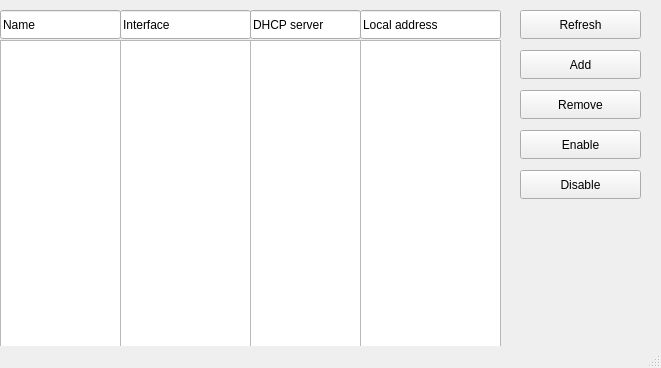
Before: the Qt Designer form loginGUI/dhcprelay.ui in adiosko/mikrotik, drawn with Qt 5.
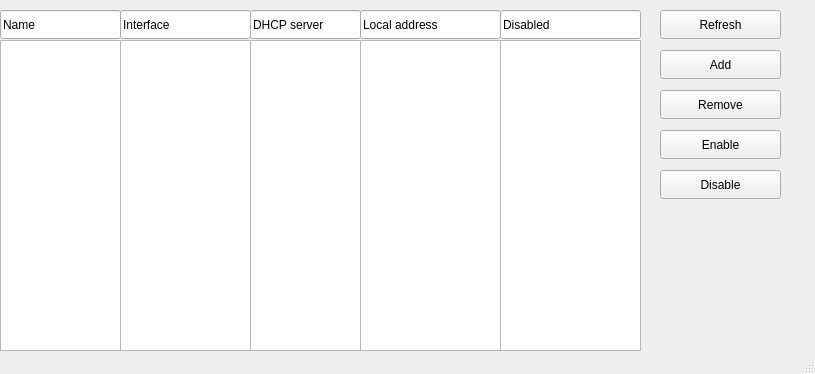
After: the same form once the commit is applied.

What changed in the file:
```diff
--- a/loginGUI/dhcprelay.ui
+++ b/loginGUI/dhcprelay.ui
@@ -6,8 +6,8 @@
    <rect>
     <x>0</x>
     <y>0</y>
-    <width>661</width>
-    <height>368</height>
+    <width>815</width>
+    <height>374</height>
    </rect>
   </property>
   <property name="windowTitle">
@@ -40,7 +40,7 @@
    <widget class="QPushButton" name="enableButton">
     <property name="geometry">
      <rect>
-      <x>520</x>
+      <x>660</x>
       <y>130</y>
       <width>121</width>
       <height>29</height>
@@ -53,7 +53,7 @@
    <widget class="QPushButton" name="addButton">
     <property name="geometry">
      <rect>
-      <x>520</x>
+      <x>660</x>
       <y>50</y>
       <width>121</width>
       <height>29</height>
@@ -99,7 +99,7 @@
    <widget class="QPushButton" name="refreshButton">
     <property name="geometry">
      <rect>
-      <x>520</x>
+      <x>660</x>
       <y>10</y>
       <width>121</width>
       <height>29</height>
@@ -112,7 +112,7 @@
    <widget class="QPushButton" name="disableButton">
     <property name="geometry">
      <rect>
-      <x>520</x>
+      <x>660</x>
       <y>170</y>
       <width>121</width>
       <height>29</height>
@@ -135,7 +135,7 @@
    <widget class="QPushButton" name="removeButton">
     <property name="geometry">
      <rect>
-      <x>520</x>
+      <x>660</x>
       <y>90</y>
       <width>121</width>
       <height>29</height>
@@ -171,6 +171,29 @@
      <string>DHCP server</string>
     </property>
    </widget>
+   <widget class="QListWidget" name="disableField">
+    <property name="geometry">
+     <rect>
+      <x>500</x>
+      <y>40</y>
+      <width>141</width>
+      <height>311</height>
+     </rect>
+    </property>
+   </widget>
+   <widget class="QLineEdit" name="version_5">
+    <property name="geometry">
+     <rect>
+      <x>500</x>
+      <y>10</y>
+      <width>141</width>
+      <height>29</height>
+     </rect>
+    </property>
+    <property name="text">
+     <string>Disabled</string>
+    </property>
+   </widget>
   </widget>
   <widget class="QStatusBar" name="statusbar"/>
  </widget>
```
